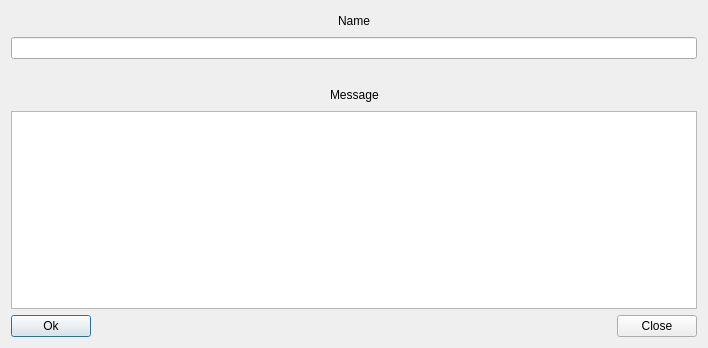
The window that create_topic_dialog.ui (RPudashkin/VkKillerClient) describes before a commit, drawn with Qt 5.
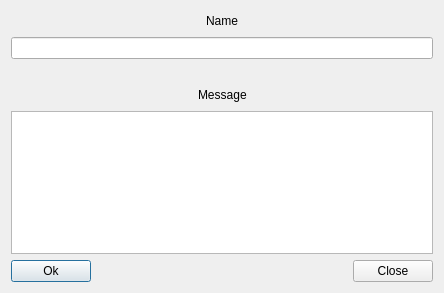
The same window after the commit.

The edit to the form file:
```diff
--- a/create_topic_dialog.ui
+++ b/create_topic_dialog.ui
@@ -6,8 +6,8 @@
    <rect>
     <x>0</x>
     <y>0</y>
-    <width>708</width>
-    <height>348</height>
+    <width>444</width>
+    <height>293</height>
    </rect>
   </property>
   <property name="windowTitle">
```
